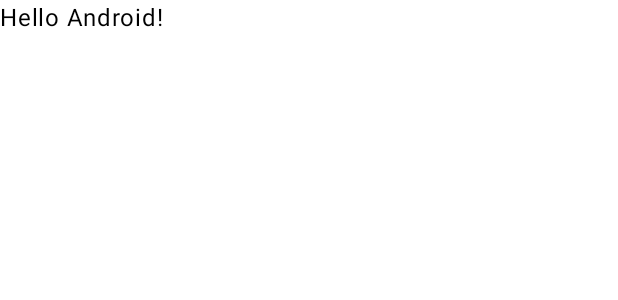
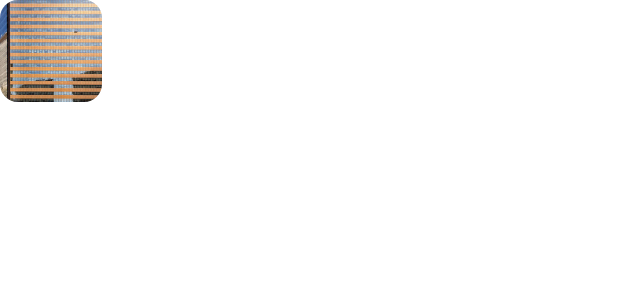
Before and after one commit to ejaza007/CourseList, an Android app built with Jetpack Compose: the @Preview function GreetingPreview, on a phone screen of 412 x 824 dp. Shown: the top 300 px of the screen. Run offline under Robolectric (Android 15) with nearby library versions, the phone set to English and light mode, and no system bars.

Commit message:
Changes Made

```diff
--- a/app/build.gradle
+++ b/app/build.gradle
@@ -57,6 +57,7 @@ dependencies {
     implementation 'androidx.compose.ui:ui-graphics'
     implementation 'androidx.compose.ui:ui-tooling-preview'
     implementation 'androidx.compose.material3:material3'
+    implementation 'androidx.core:core-ktx:+'
     testImplementation 'junit:junit:4.13.2'
     androidTestImplementation 'androidx.test.ext:junit:1.1.5'
     androidTestImplementation 'androidx.test.espresso:espresso-core:3.5.1'
--- a/app/src/main/java/com/example/courses/MainActivity.kt
+++ b/app/src/main/java/com/example/courses/MainActivity.kt
@@ -3,13 +3,21 @@ package com.example.courses
 import android.os.Bundle
 import androidx.activity.ComponentActivity
 import androidx.activity.compose.setContent
+import androidx.compose.foundation.Image
+import androidx.compose.foundation.layout.Row
 import androidx.compose.foundation.layout.fillMaxSize
+import androidx.compose.foundation.layout.height
+import androidx.compose.foundation.layout.width
+import androidx.compose.material3.Card
 import androidx.compose.material3.MaterialTheme
 import androidx.compose.material3.Surface
 import androidx.compose.material3.Text
 import androidx.compose.runtime.Composable
 import androidx.compose.ui.Modifier
+import androidx.compose.ui.layout.ContentScale
+import androidx.compose.ui.res.painterResource
 import androidx.compose.ui.tooling.preview.Preview
+import androidx.compose.ui.unit.dp
 import com.example.courses.ui.theme.CoursesTheme
 
 class MainActivity : ComponentActivity() {
@@ -22,7 +30,6 @@ class MainActivity : ComponentActivity() {
                     modifier = Modifier.fillMaxSize(),
                     color = MaterialTheme.colorScheme.background
                 ) {
-                    Greeting("Android")
                 }
             }
         }
@@ -30,17 +37,27 @@ class MainActivity : ComponentActivity() {
 }
 
 @Composable
-fun Greeting(name: String, modifier: Modifier = Modifier) {
-    Text(
-        text = "Hello $name!",
-        modifier = modifier
-    )
+fun CoursesCard(topic: Topic, modifier: Modifier = Modifier){
+    Card(modifier = modifier) {
+        Row {
+
+            Image(
+                painter = painterResource(topic.imageId),
+                contentDescription = null,
+                modifier = Modifier
+                    .width(68.dp)
+                    .height(68.dp),
+                contentScale = ContentScale.Crop
+
+            )
+        }
+    }
 }
 
 @Preview(showBackground = true)
 @Composable
 fun GreetingPreview() {
     CoursesTheme {
-        Greeting("Android")
+        CoursesCard(Topic(R.string.architecture,58, R.drawable.architecture))
     }
 }
--- /dev/null
+++ b/app/src/main/java/com/example/courses/topic.kt
@@ -0,0 +1,12 @@
+package com.example.courses
+
+import androidx.annotation.DrawableRes
+import androidx.annotation.StringRes
+
+data class Topic(
+
+    @StringRes val name: Int,
+    val courseId: Int,
+    @DrawableRes val imageId: Int
+){
+}
--- a/build.gradle
+++ b/build.gradle
@@ -2,5 +2,5 @@
 plugins {
     id 'com.android.application' version '8.0.2' apply false
     id 'com.android.library' version '8.0.2' apply false
-    id 'org.jetbrains.kotlin.android' version '1.7.20' apply false
+    id 'org.jetbrains.kotlin.android' version '1.9.0' apply false
 }
```
Also changed, not shown: app/src/main/java/com/example/courses/DataSource.kt (added, +20 -0 lines), app/src/main/res/values/strings.xml (+14 -0 lines), app/src/main/res/drawable/architecture.jpg (added), app/src/main/res/drawable/business.jpg (added), app/src/main/res/drawable/crafts.jpg (added), app/src/main/res/drawable/culinary.jpg (added), app/src/main/res/drawable/design.jpg (added), app/src/main/res/drawable/drawing.jpg (added), app/src/main/res/drawable/fashion.jpg (added), app/src/main/res/drawable/film.jpg (added), app/src/main/res/drawable/gaming.jpg (added), app/src/main/res/drawable/lifestyle.jpg (added), app/src/main/res/drawable/music.jpg (added), app/src/main/res/drawable/painting.jpg (added), 2 more files.
